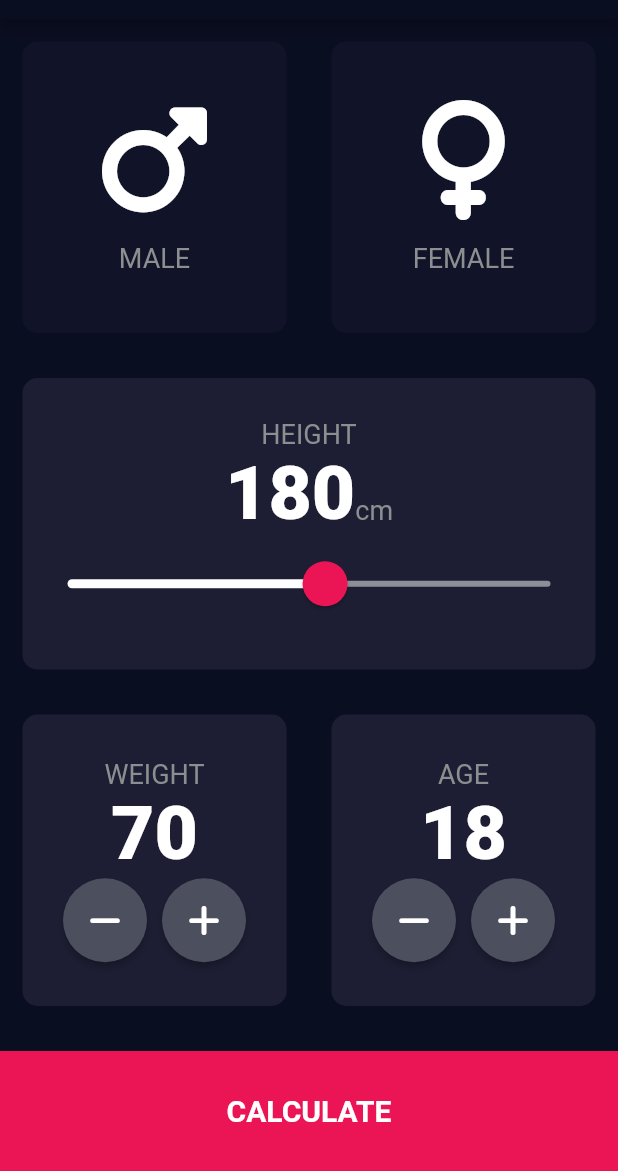
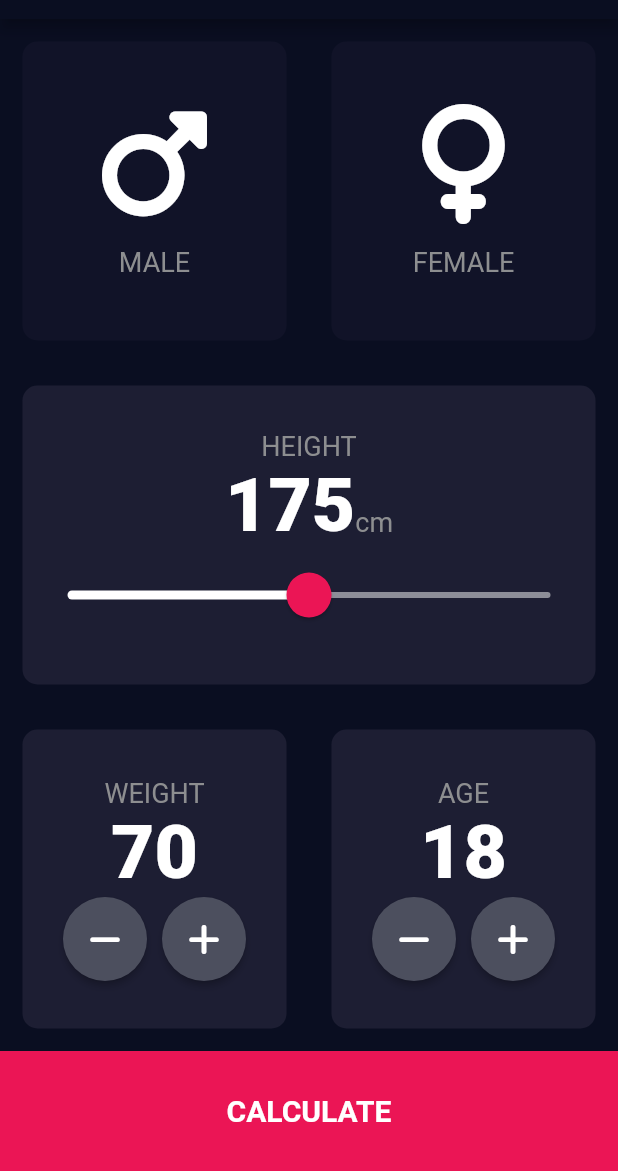
Before and after one commit to KoopaEater/bmi_calculator, a Flutter app: the screen it shows after launch, on a phone screen of 412 x 824 dp, the part 65-1236 px from its top. Run offline on Flutter 3.47's test engine with Material 2 defaults, Android fonts, the phone set to English and light mode, and no system bars; our stand-ins replace font_awesome_flutter.

```diff
--- a/lib/custom_widgets.dart
+++ b/lib/custom_widgets.dart
@@ -71,3 +71,29 @@ class RoundIconButton extends StatelessWidget {
     );
   }
 }
+
+class BottomButton extends StatelessWidget {
+
+  final VoidCallback onPressed;
+  final String? text;
+
+  BottomButton({required this.onPressed, this.text});
+
+  @override
+  Widget build(BuildContext context) {
+    return GestureDetector(
+      onTap: onPressed,
+      child: Container(
+        color: kBottomContainerColor,
+        height: kBottomContainerHeight,
+        width: double.infinity,
+        child: Center(
+          child: Text(
+            text == null ? '' : text.toString(),
+            style: kButtonTextStyle,
+          ),
+        ),
+      ),
+    );
+  }
+}
--- a/lib/input_page.dart
+++ b/lib/input_page.dart
@@ -1,7 +1,9 @@
+import 'package:bmi_calculator/results_page.dart';
 import 'package:flutter/material.dart';
 import 'package:bmi_calculator/custom_widgets.dart';
 import 'package:font_awesome_flutter/font_awesome_flutter.dart';
 import 'package:bmi_calculator/constants.dart';
+import 'package:bmi_calculator/calculator_brain.dart';
 
 enum Gender {
   male,
@@ -15,7 +17,7 @@ class InputPage extends StatefulWidget {
 
 class _InputPageState extends State<InputPage> {
   Gender? selectedGender;
-  int height = 180;
+  int height = 175;
   int weight = 70;
   int age = 18;
 
@@ -217,22 +219,13 @@ class _InputPageState extends State<InputPage> {
                 ],
               ),
             ),
-            GestureDetector(
-              onTap: () {
-                Navigator.pushNamed(context, '/results_page');
+            BottomButton(
+              onPressed: () {
+
+                CalculatorBrain calc = CalculatorBrain(height: height, weight: weight);
+                Navigator.push(context, MaterialPageRoute(builder: (context) => ResultsPage(resultCategory: calc.getCategory(), resultBMI: calc.getBMI(), resultDescription: calc.getDescription())));
               },
-              child: Container(
-                margin: EdgeInsets.only(top: 15.0),
-                color: kBottomContainerColor,
-                height: kBottomContainerHeight,
-                width: double.infinity,
-                child: Center(
-                  child: Text(
-                    'CALCULATE',
-                    style: kButtonTextStyle,
-                  ),
-                ),
-              ),
+              text: 'CALCULATE',
             ),
           ],
         ),
--- a/lib/main.dart
+++ b/lib/main.dart
@@ -1,4 +1,3 @@
-import 'package:bmi_calculator/results_page.dart';
 import 'package:flutter/material.dart';
 import 'package:bmi_calculator/input_page.dart';
 
@@ -17,7 +16,6 @@ class BMICalculator extends StatelessWidget {
       initialRoute: '/input_page',
       routes: {
         '/input_page': (context) => InputPage(),
-        '/results_page': (context) => ResultsPage(),
       },
     );
   }
```
Also changed, not shown: lib/calculator_brain.dart (added, +40 -0 lines), lib/constants.dart (+20 -0 lines), lib/results_page.dart (+56 -0 lines).
